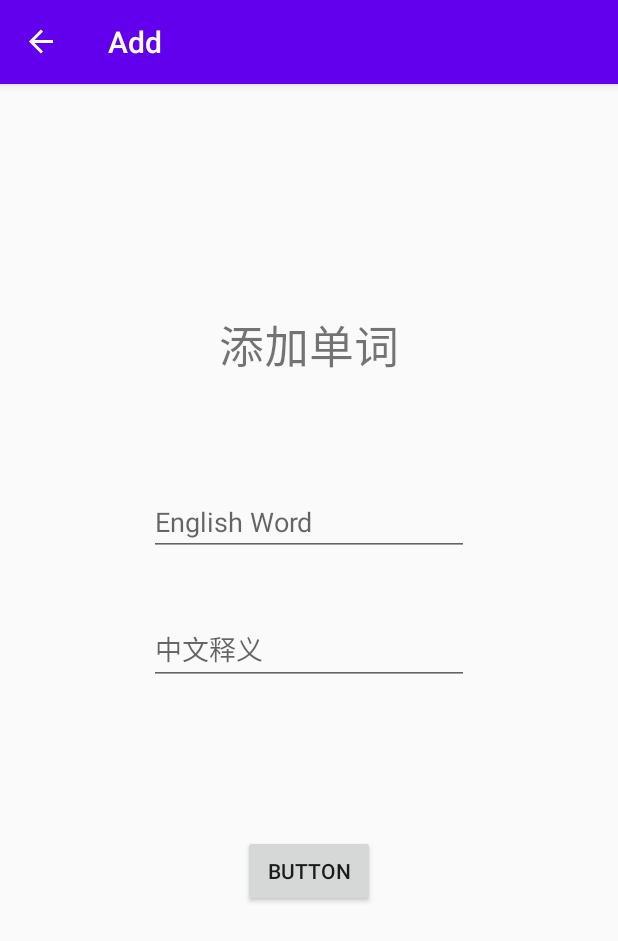
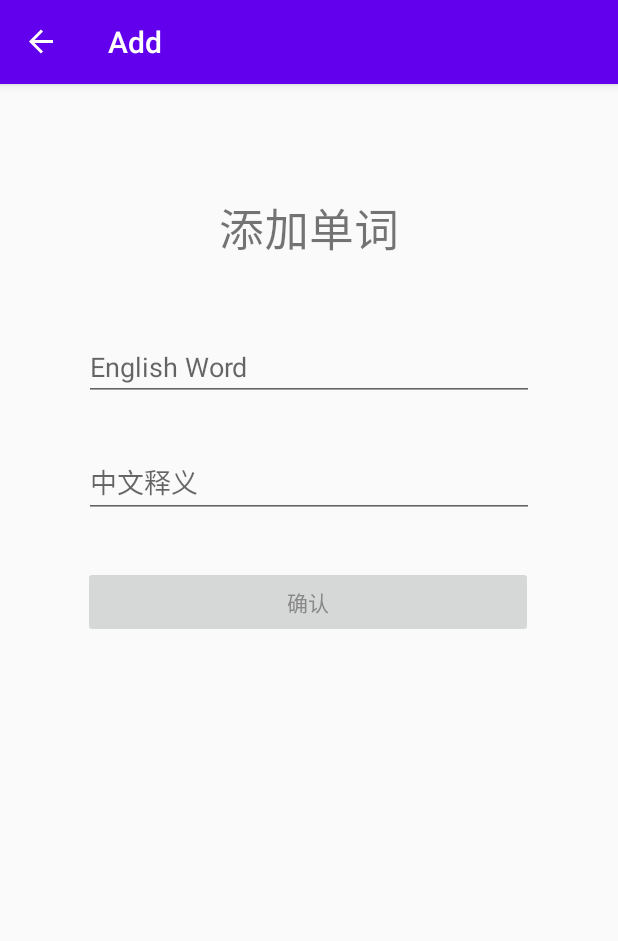
Before and after one commit to zhouna/Word, an Android app: the AddFragment screen opened through its navigation route, on a phone screen of 412 x 824 dp. Shown: the top 941 px of the screen. Run offline under Robolectric (Android 15) with nearby library versions, the phone set to English and light mode, and no system bars; our stand-ins replace navigation-ui.

Commit message:
add word

```diff
--- a/app/build.gradle
+++ b/app/build.gradle
@@ -20,6 +20,10 @@ android {
             proguardFiles getDefaultProguardFile('proguard-android-optimize.txt'), 'proguard-rules.pro'
         }
     }
+    compileOptions {
+        sourceCompatibility = 1.8
+        targetCompatibility = 1.8
+    }
 
 }
 
@@ -40,4 +44,6 @@ dependencies {
     implementation 'com.android.support:recyclerview-v7:28.0.0'
     //noinspection GradleCompatible
     implementation 'com.android.support:cardview-v7:28.0.0'
+
+    implementation 'org.apache.commons:commons-lang3:3.9'
 }
--- a/app/src/main/AndroidManifest.xml
+++ b/app/src/main/AndroidManifest.xml
@@ -9,7 +9,8 @@
         android:roundIcon="@mipmap/ic_launcher_round"
         android:supportsRtl="true"
         android:theme="@style/AppTheme">
-        <activity android:name=".MainActivity">
+        <activity android:name=".MainActivity"
+            android:windowSoftInputMode="adjustPan">
             <intent-filter>
                 <action android:name="android.intent.action.MAIN" />
 
--- a/app/src/main/java/com/example/word/AddFragment.java
+++ /dev/null
@@ -1,36 +0,0 @@
-package com.example.word;
-
-import androidx.lifecycle.ViewModelProviders;
-
-import android.os.Bundle;
-
-import androidx.annotation.NonNull;
-import androidx.annotation.Nullable;
-import androidx.fragment.app.Fragment;
-
-import android.view.LayoutInflater;
-import android.view.View;
-import android.view.ViewGroup;
-
-public class AddFragment extends Fragment {
-
-    private AddViewModel mViewModel;
-
-    public static AddFragment newInstance() {
-        return new AddFragment();
-    }
-
-    @Override
-    public View onCreateView(@NonNull LayoutInflater inflater, @Nullable ViewGroup container,
-                             @Nullable Bundle savedInstanceState) {
-        return inflater.inflate(R.layout.add_fragment, container, false);
-    }
-
-    @Override
-    public void onActivityCreated(@Nullable Bundle savedInstanceState) {
-        super.onActivityCreated(savedInstanceState);
-        mViewModel = ViewModelProviders.of(this).get(AddViewModel.class);
-        // TODO: Use the ViewModel
-    }
-
-}
--- a/app/src/main/java/com/example/word/AddViewModel.java
+++ /dev/null
@@ -1,7 +0,0 @@
-package com.example.word;
-
-import androidx.lifecycle.ViewModel;
-
-public class AddViewModel extends ViewModel {
-    // TODO: Implement the ViewModel
-}
--- a/app/src/main/java/com/example/word/WordListAdapter.java
+++ b/app/src/main/java/com/example/word/adapter/WordListAdapter.java
@@ -1,4 +1,4 @@
-package com.example.word;
+package com.example.word.adapter;
 
 import android.view.LayoutInflater;
 import android.view.View;
@@ -9,6 +9,9 @@ import android.widget.TextView;
 
 import androidx.annotation.NonNull;
 import androidx.recyclerview.widget.RecyclerView;
+
+import com.example.word.R;
+import com.example.word.entity.Word;
 
 import java.util.List;
 
--- a/app/src/main/java/com/example/word/Word.java
+++ b/app/src/main/java/com/example/word/entity/Word.java
@@ -1,4 +1,4 @@
-package com.example.word;
+package com.example.word.entity;
 
 public class Word {
     private String english;
--- /dev/null
+++ b/app/src/main/java/com/example/word/fragment/AddFragment.java
@@ -0,0 +1,122 @@
+package com.example.word.fragment;
+
+import androidx.lifecycle.ViewModelProvider;
+
+import android.content.Context;
+import android.graphics.Color;
+import android.os.Bundle;
+
+import androidx.annotation.NonNull;
+import androidx.annotation.Nullable;
+import androidx.fragment.app.Fragment;
+import androidx.navigation.Navigation;
+
+import android.text.Editable;
+import android.text.TextWatcher;
+import android.text.method.KeyListener;
+import android.view.KeyEvent;
+import android.view.LayoutInflater;
+import android.view.View;
+import android.view.ViewGroup;
+import android.view.inputmethod.InputMethodManager;
+import android.widget.Button;
+import android.widget.TextView;
+
+import com.example.word.R;
+import com.example.word.entity.Word;
+import com.example.word.viewModel.WordViewModel;
+
+import org.apache.commons.lang3.StringUtils;
+
+public class AddFragment extends Fragment {
+
+    private WordViewModel mViewModel;
+
+    public static AddFragment newInstance() {
+        return new AddFragment();
+    }
+
+    @Override
+    public View onCreateView(@NonNull LayoutInflater inflater, @Nullable ViewGroup container,
+                             @Nullable Bundle savedInstanceState) {
+        return inflater.inflate(R.layout.add_fragment, container, false);
+    }
+
+    @Override
+    public void onActivityCreated(@Nullable Bundle savedInstanceState) {
+        super.onActivityCreated(savedInstanceState);
+        mViewModel = new ViewModelProvider(this.getActivity()).get(WordViewModel.class);
+
+        TextView enText = getActivity().findViewById(R.id.enText);
+        TextView chText = getActivity().findViewById(R.id.chText);
+        Button button = getActivity().findViewById(R.id.button);
+
+        button.setEnabled(false);
+        button.setTextColor(Color.GRAY);
+
+        TextWatcher textWatcher = new TextWatcher() {
+            @Override
+            public void beforeTextChanged(CharSequence s, int start, int count, int after) {
+
+            }
+
+            @Override
+            public void onTextChanged(CharSequence s, int start, int before, int count) {
+
+            }
+
+            @Override
+            public void afterTextChanged(Editable s) {
+                final String en = enText.getText().toString();
+                final String ch = chText.getText().toString();
+
+                if (StringUtils.isEmpty(en) || StringUtils.isEmpty(ch)) {
+                    button.setEnabled(false);
+                    button.setTextColor(Color.GRAY);
+                } else {
+                    button.setEnabled(true);
+                    button.setTextColor(Color.BLACK);
+                }
+            }
+        };
+
+        enText.addTextChangedListener(textWatcher);
+        chText.addTextChangedListener(textWatcher);
+
+        chText.setOnEditorActionListener(new TextView.OnEditorActionListener() {
+            @Override
+            public boolean onEditorAction(TextView v, int actionId, KeyEvent event) {
+                final String en = enText.getText().toString();
+                final String ch = chText.getText().toString();
+
+                if (!StringUtils.isEmpty(en) && !StringUtils.isEmpty(ch)) {
+                    button.callOnClick();
+                }
+
+                return false;
+            }
+        });
+
+        button.setOnClickListener(v -> {
+            TextView enText1 = getActivity().findViewById(R.id.enText);
+            TextView chText1 = getActivity().findViewById(R.id.chText);
+
+            String en = enText1.getText().toString();
+            String ch = chText1.getText().toString();
+
+            Word word = new Word();
+            word.setChinese(ch);
+            word.setEnglish(en);
+            mViewModel.add(word);
+
+            InputMethodManager imm = (InputMethodManager) v.getContext().getSystemService(Context.INPUT_METHOD_SERVICE);
+            if (imm.isActive()) {
+                imm.hideSoftInputFromWindow(v.getApplicationWindowToken(), 0);
+            }
+
+            Navigation.findNavController(v).navigate(R.id.action_addFragment_to_wordFragment);
+        });
+
+    }
+
+}
--- a/app/src/main/java/com/example/word/WordFragment.java
+++ b/app/src/main/java/com/example/word/fragment/WordFragment.java
@@ -1,6 +1,7 @@
-package com.example.word;
+package com.example.word.fragment;
 
-import androidx.lifecycle.ViewModelProviders;
+import androidx.lifecycle.Observer;
+import androidx.lifecycle.ViewModelProvider;
 
 import android.os.Bundle;
 
@@ -11,11 +12,16 @@ import androidx.navigation.Navigation;
 import androidx.recyclerview.widget.LinearLayoutManager;
 import androidx.recyclerview.widget.RecyclerView;
 
-import android.text.style.ClickableSpan;
 import android.view.LayoutInflater;
 import android.view.View;
 import android.view.ViewGroup;
 
+import com.example.word.R;
+import com.example.word.entity.Word;
+import com.example.word.adapter.WordListAdapter;
+import com.example.word.viewModel.WordViewModel;
+
+import java.lang.reflect.Array;
 import java.util.ArrayList;
 import java.util.List;
 
@@ -36,33 +42,24 @@ public class WordFragment extends Fragment {
     @Override
     public void onActivityCreated(@Nullable Bundle savedInstanceState) {
         super.onActivityCreated(savedInstanceState);
-        mViewModel = ViewModelProviders.of(this).get(WordViewModel.class);
-        // TODO: Use the ViewModel
+        mViewModel = new ViewModelProvider(this.getActivity()).get(WordViewModel.class);
+
         RecyclerView recyclerView = getView().findViewById(R.id.recyclerView);
         recyclerView.setLayoutManager(new LinearLayoutManager(getContext()));
 
-        List<Word> list = new ArrayList<>();
-        Word word = new Word();
-        word.setChinese("（使）不安");
-        word.setEnglish("disquiet");
-        list.add(word);
-        word = new Word();
-        word.setChinese("顺利地");
-        word.setEnglish("smoothly");
-        list.add(word);
-        word = new Word();
-        word.setChinese("上瘾的");
-        word.setEnglish("addictive");
-        list.add(word);
-        word = new Word();
-        word.setChinese("反叛的");
-        word.setEnglish("defiant");
-        list.add(word);
+        WordListAdapter wordListAdapter = new WordListAdapter();
+
+        recyclerView.setAdapter(wordListAdapter);
 
 
-        WordListAdapter wordListAdapter = new WordListAdapter();
-        wordListAdapter.setList(list);
-        recyclerView.setAdapter(wordListAdapter);
+
+        mViewModel.getList().observe(getActivity(), new Observer<List<Word>>() {
+            @Override
+            public void onChanged(List<Word> words) {
+                wordListAdapter.setList(mViewModel.getList().getValue());
+                wordListAdapter.notifyDataSetChanged();
+            }
+        });
 
         View floatView = getView().findViewById(R.id.floatingActionButton2);
         floatView.setOnClickListener(new View.OnClickListener() {
--- /dev/null
+++ b/app/src/main/java/com/example/word/viewModel/WordViewModel.java
@@ -0,0 +1,42 @@
+package com.example.word.viewModel;
+
+import androidx.lifecycle.LiveData;
+import androidx.lifecycle.MutableLiveData;
+import androidx.lifecycle.ViewModel;
+
+import com.example.word.entity.Word;
+
+import java.util.ArrayList;
+import java.util.List;
+
+public class WordViewModel extends ViewModel {
+    private MutableLiveData<List<Word>> list;
+
+    public LiveData<List<Word>> getList() {
+        if (list == null) {
+            list = new MutableLiveData<>();
+
+            List<Word> list1 = new ArrayList<>();
+            Word word = new Word();
+            word.setEnglish("hello");
+            word.setChinese("你好");
+            list1.add(word);
+
+            list.setValue(list1);
+        }
+        return list;
+    }
+
+    public void add(Word word) {
+        getList().getValue().add(0, word);
+        System.out.println(list.getValue().size()+"==========");
+    }
+
+    public void delete(Word word) {
+        getList().getValue().remove(word);
+    }
+
+    public void clearAll() {
+        getList().getValue().clear();
+    }
+}
--- a/app/src/main/res/layout/add_fragment.xml
+++ b/app/src/main/res/layout/add_fragment.xml
@@ -4,7 +4,7 @@
     xmlns:tools="http://schemas.android.com/tools"
     android:layout_width="match_parent"
     android:layout_height="match_parent"
-    tools:context=".AddFragment">
+    tools:context=".fragment.AddFragment">
 
     <androidx.constraintlayout.widget.ConstraintLayout
         android:layout_width="match_parent"
@@ -27,26 +27,27 @@
             android:layout_width="wrap_content"
             android:layout_height="wrap_content"
             android:orientation="horizontal"
-            app:layout_constraintGuide_percent="0.33" />
+            app:layout_constraintGuide_percent="0.19" />
 
         <androidx.constraintlayout.widget.Guideline
             android:id="@+id/guideline4"
             android:layout_width="wrap_content"
             android:layout_height="wrap_content"
             android:orientation="horizontal"
-            app:layout_constraintGuide_percent="0.43" />
+            app:layout_constraintGuide_percent="0.3" />
 
         <androidx.constraintlayout.widget.Guideline
             android:id="@+id/guideline5"
             android:layout_width="wrap_content"
             android:layout_height="wrap_content"
             android:orientation="horizontal"
-            app:layout_constraintGuide_percent="0.5499316" />
+            app:layout_constraintGuide_percent="0.39" />
 
         <EditText
-            android:id="@+id/editText"
+            android:id="@+id/enText"
             android:layout_width="wrap_content"
             android:layout_height="wrap_content"
+            android:width="300dp"
             android:ems="10"
             android:hint="English Word"
             android:inputType="textPersonName"
@@ -56,9 +57,10 @@
             app:layout_constraintTop_toTopOf="@+id/guideline3" />
 
         <EditText
-            android:id="@+id/editText2"
+            android:id="@+id/chText"
             android:layout_width="wrap_content"
             android:layout_height="wrap_content"
+            android:width="300dp"
             android:ems="10"
             android:hint="中文释义"
             android:inputType="textPersonName"
@@ -71,12 +73,14 @@
             android:id="@+id/button"
             android:layout_width="wrap_content"
             android:layout_height="wrap_content"
-            android:text="Button"
+            android:width="300dp"
+            android:text="确认"
             app:layout_constraintBottom_toBottomOf="parent"
             app:layout_constraintEnd_toStartOf="@+id/guideline7"
+            app:layout_constraintHorizontal_bias="0.482"
             app:layout_constraintStart_toStartOf="@+id/guideline6"
             app:layout_constraintTop_toTopOf="@+id/guideline5"
-            app:layout_constraintVertical_bias="0.263" />
+            app:layout_constraintVertical_bias="0.052" />
 
         <androidx.constraintlayout.widget.Guideline
             android:id="@+id/guideline6"
--- a/app/src/main/res/layout/word_fragment.xml
+++ b/app/src/main/res/layout/word_fragment.xml
@@ -4,7 +4,7 @@
     xmlns:tools="http://schemas.android.com/tools"
     android:layout_width="match_parent"
     android:layout_height="match_parent"
-    tools:context=".WordFragment">
+    tools:context=".fragment.WordFragment">
 
     <androidx.recyclerview.widget.RecyclerView
         android:id="@+id/recyclerView"
--- a/app/src/main/res/navigation/nav.xml
+++ b/app/src/main/res/navigation/nav.xml
@@ -7,7 +7,7 @@
 
     <fragment
         android:id="@+id/wordFragment"
-        android:name="com.example.word.WordFragment"
+        android:name="com.example.word.fragment.WordFragment"
         android:label="Words"
         tools:layout="@layout/word_fragment">
         <action
@@ -16,7 +16,7 @@
     </fragment>
     <fragment
         android:id="@+id/addFragment"
-        android:name="com.example.word.AddFragment"
+        android:name="com.example.word.fragment.AddFragment"
         android:label="Add"
         tools:layout="@layout/add_fragment">
         <action
```
Also changed, not shown: app/src/main/java/com/example/word/WordViewModel.java (deleted, +0 -7 lines), 1 other file.
